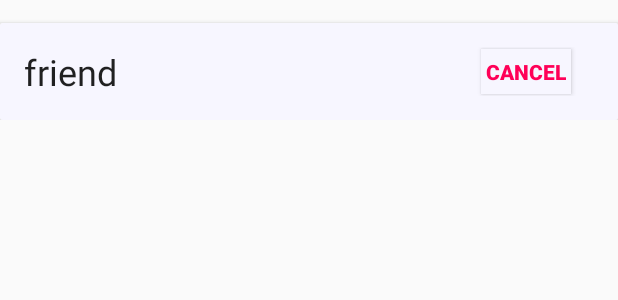
After one commit to Szczurk3y/Messenger, an Android app: the layout sent_item.xml on its own in the app's theme, with its tools: preview values and no code run, on a phone screen of 412 x 824 dp. The commit adds this screen. Shown: the top 300 px of the screen. Run offline under Robolectric (Android 15) with nearby library versions, the phone set to English and light mode, and no system bars.

```diff
--- a/app/src/main/java/Activities/User_ContentActivity.kt
+++ b/app/src/main/java/Activities/User_ContentActivity.kt
@@ -14,6 +14,7 @@ class User_ContentActivity : AppCompatActivity() {
         lateinit var user: User
         var invitationsList = listOf<Invitation>()
         var friendsList = listOf<FriendsRelation>()
+        val sentList = listOf<Invitation>()
     }
 
     override fun onCreate(savedInstanceState: Bundle?) {
--- a/app/src/main/java/com/szczurk3y/messenger/User.kt
+++ b/app/src/main/java/com/szczurk3y/messenger/User.kt
@@ -20,6 +20,6 @@ data class Invitation(
     val _id: String = "",
     val sendTime: String = "",
     val sender: String = "",
-    val recipient: String,
+    val recipient: String = "",
     val __v: String = ""
 )
--- /dev/null
+++ b/app/src/main/res/layout/sent_item.xml
@@ -0,0 +1,43 @@
+<?xml version="1.0" encoding="utf-8"?>
+<LinearLayout xmlns:android="http://schemas.android.com/apk/res/android"
+    android:layout_width="match_parent"
+    android:layout_height="wrap_content"
+    xmlns:app="http://schemas.android.com/apk/res-auto"
+    android:layout_marginTop="5dp">
+
+    <androidx.cardview.widget.CardView
+        android:layout_height="wrap_content"
+        android:layout_width="match_parent"
+        android:layout_marginTop="10dp">
+        <androidx.constraintlayout.widget.ConstraintLayout
+            android:layout_width="match_parent"
+            android:layout_height="wrap_content"
+            android:orientation="vertical"
+            android:padding="16dp"
+            android:background="#F7F6FF">
+            <TextView
+                android:textAppearance="@style/TextAppearance.AppCompat.Headline"
+                android:layout_width="wrap_content"
+                android:layout_height="wrap_content"
+                android:id="@+id/recipient"
+                android:layout_weight="1"
+                app:layout_constraintTop_toTopOf="parent"
+                app:layout_constraintLeft_toLeftOf="parent"
+                android:text="@string/friend"/>
+            <Button
+                android:layout_width="60dp"
+                android:layout_height="30dp"
+                android:gravity="center"
+                android:text="@string/cancel"
+                app:layout_constraintRight_toRightOf="parent"
+                android:background="#F7F6FF"
+                app:layout_constraintTop_toTopOf="parent"
+                app:layout_constraintBottom_toBottomOf="parent"
+                android:id="@+id/cancelInvitation"
+                android:layout_weight="1"
+                android:layout_marginEnd="15dp"
+                android:textStyle="bold"
+                android:textColor="#FF0058"/>
+        </androidx.constraintlayout.widget.ConstraintLayout>
+    </androidx.cardview.widget.CardView>
+</LinearLayout>
--- a/app/src/main/res/values/strings.xml
+++ b/app/src/main/res/values/strings.xml
@@ -10,4 +10,5 @@
     <string name="friend">friend</string>
     <string name="delete">delete</string>
     <string name="create_chat">create chat</string>
+    <string name="cancel">cancel</string>
 </resources>
```
Also changed, not shown: app/src/main/java/Adapters/SentAdapter.kt (added, +36 -0 lines), app/src/main/java/Fragments/User_FriendsFragment.kt (+65 -10 lines), app/src/main/java/com/szczurk3y/messenger/MessengerService.kt (+8 -0 lines).
